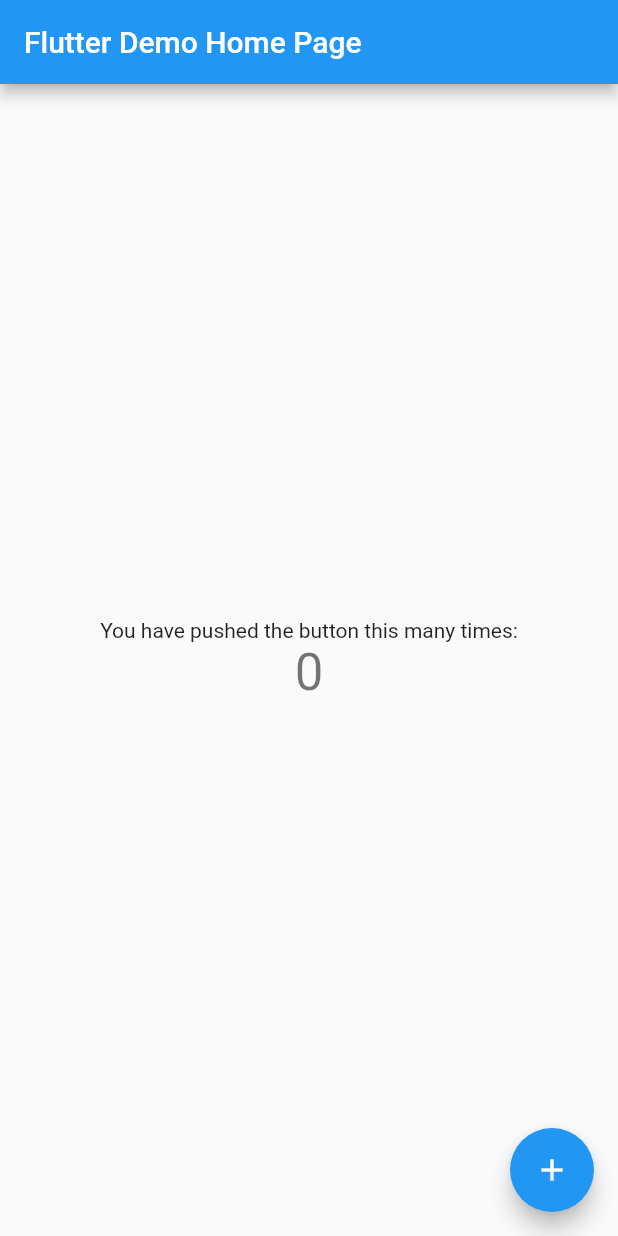
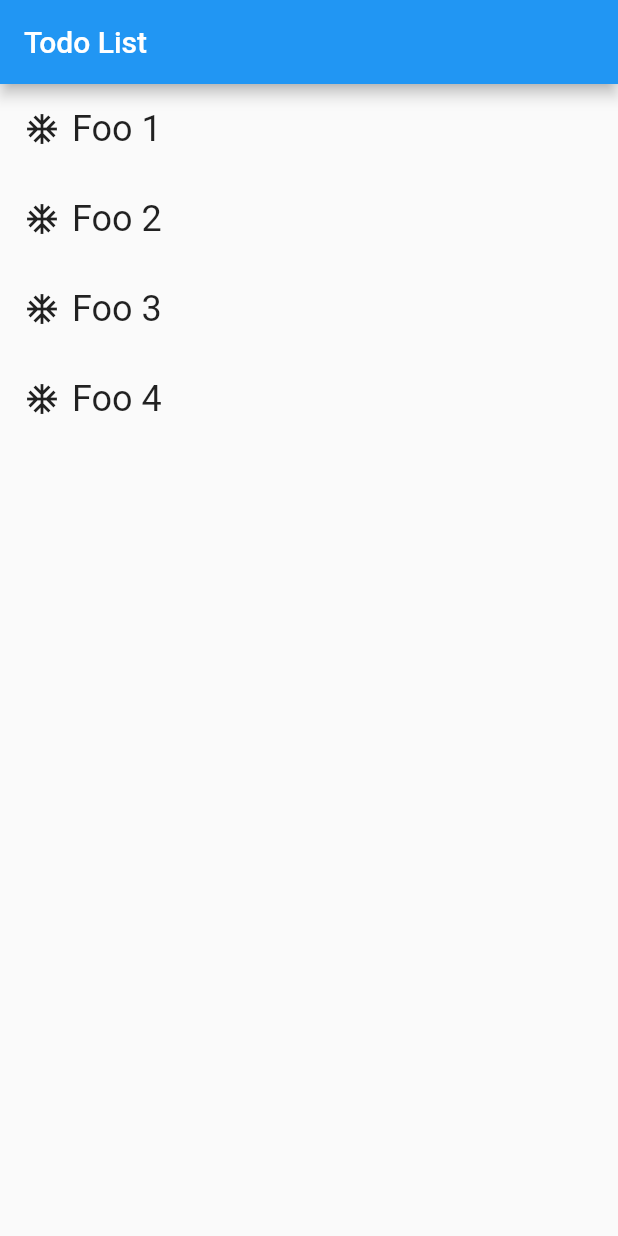
Before and after one commit to FlutterStudyJam-Berlin/todo_app, a Flutter app: the screen it shows after launch, on a phone screen of 412 x 824 dp. Run offline on Flutter 3.47's test engine with Material 2 defaults, Android fonts, the phone set to English and light mode, and no system bars.

Commit message:
Add static list of todo items

```diff
--- a/lib/main.dart
+++ b/lib/main.dart
@@ -1,4 +1,5 @@
 import 'package:flutter/material.dart';
+import 'package:todo_app/todo_list.dart';
 
 void main() => runApp(new MyApp());
 
@@ -11,54 +12,19 @@ class MyApp extends StatelessWidget {
       theme: new ThemeData(
         primarySwatch: Colors.blue,
       ),
-      home: new MyHomePage(title: 'Flutter Demo Home Page'),
+      home: TodoListApp(),
     );
   }
 }
 
-class MyHomePage extends StatefulWidget {
-  MyHomePage({Key key, this.title}) : super(key: key);
-
-  final String title;
-
-  @override
-  _MyHomePageState createState() => new _MyHomePageState();
-}
-
-class _MyHomePageState extends State<MyHomePage> {
-  int _counter = 0;
-
-  void _incrementCounter() {
-    setState(() {
-      _counter++;
-    });
-  }
-
+class TodoListApp extends StatelessWidget {
   @override
   Widget build(BuildContext context) {
     return new Scaffold(
       appBar: new AppBar(
-        title: new Text(widget.title),
+        title: new Text("Todo List"),
       ),
-      body: new Center(
-        child: new Column(
-          mainAxisAlignment: MainAxisAlignment.center,
-          children: <Widget>[
-            new Text(
-              'You have pushed the button this many times:',
-            ),
-            new Text(
-              '$_counter',
-              style: Theme.of(context).textTheme.display1,
-            ),
-          ],
-        ),
-      ),
-      floatingActionButton: new FloatingActionButton(
-        onPressed: _incrementCounter,
-        tooltip: 'Increment',
-        child: new Icon(Icons.add),
-      ), // This trailing comma makes auto-formatting nicer for build methods.
+      body: TodoList() // This trailing comma makes auto-formatting nicer for build methods.
     );
   }
 }
--- /dev/null
+++ b/lib/todo.dart
@@ -0,0 +1,15 @@
+import 'package:flutter/material.dart';
+
+class Todo {
+  final String title;
+  final bool isDone;
+  final IconData icon;
+
+  const Todo({
+    @required this.title,
+    @required this.isDone,
+    @required this.icon,
+  })  : assert(title != null),
+        assert(isDone != null),
+        assert(icon != null);
+}
--- /dev/null
+++ b/lib/todo_list.dart
@@ -0,0 +1,54 @@
+import 'package:flutter/material.dart';
+import 'todo.dart';
+
+class TodoRow extends StatelessWidget {
+  final Todo todo;
+
+  TodoRow({@required this.todo}) : assert(todo != null);
+
+  @override
+  Widget build(BuildContext context) {
+    return InkWell(
+      onTap: () {},
+      highlightColor: Colors.pinkAccent,
+      child: Padding(
+        padding: const EdgeInsets.all(16.0),
+        child: Row(
+          mainAxisAlignment: MainAxisAlignment.center,
+          children: <Widget>[
+            Icon(todo.icon),
+            Expanded(
+              child: Padding(
+                padding: const EdgeInsets.only(left: 8.0),
+                child: Text(
+                  todo.title,
+                  style: TextStyle(fontSize: 24.0),
+                ),
+              ),
+            ),
+          ],
+        ),
+      ),
+    );
+  }
+}
+
+class TodoList extends StatelessWidget {
+  final _items = <Todo>[
+    Todo(title: "Foo 1", isDone: true, icon: Icons.ac_unit),
+    Todo(title: "Foo 2", isDone: true, icon: Icons.ac_unit),
+    Todo(title: "Foo 3", isDone: true, icon: Icons.ac_unit),
+    Todo(title: "Foo 4", isDone: false, icon: Icons.ac_unit),
+  ];
+
+  @override
+  Widget build(BuildContext context) {
+    return ListView.builder(
+        itemCount: _items.length,
+        itemBuilder: (BuildContext context, int index) {
+          return TodoRow(
+            todo: _items[index],
+          );
+        });
+  }
+}
```
